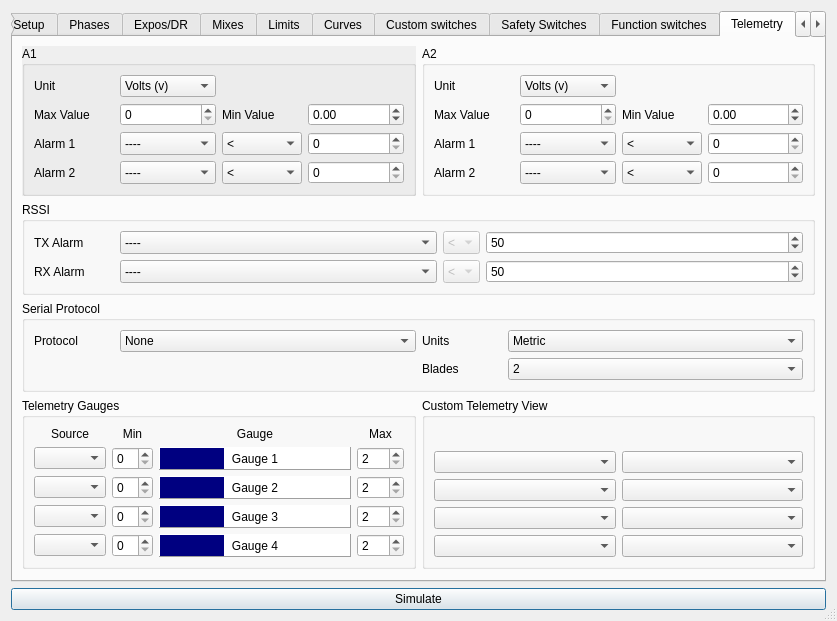
Above: src/modeledit.ui from roberto1903/companion9x before the change. Below: the same form after it.
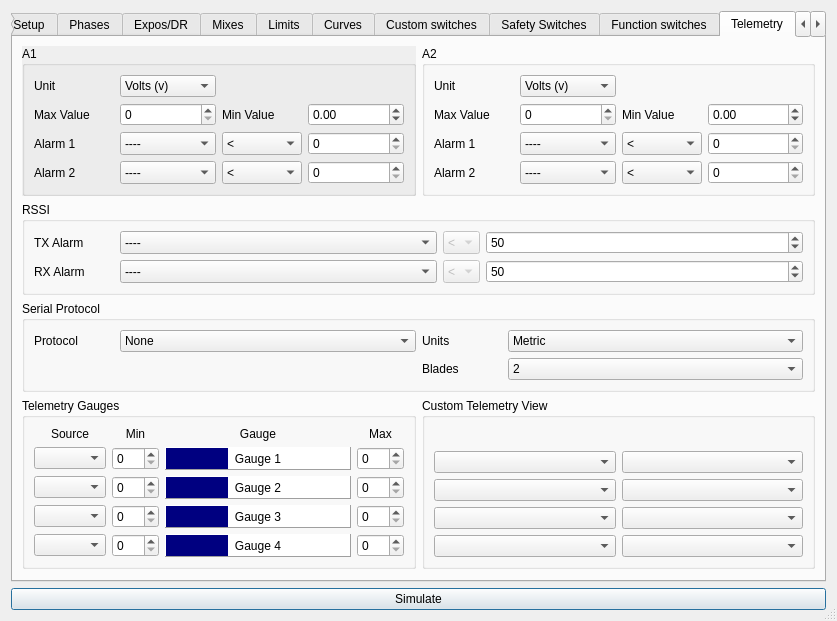
That is the form after the change. Icons and pictures are not drawn.

Commit message: Better handling of telemetry bars....

Diff of the .ui file:
```diff
--- a/src/modeledit.ui
+++ b/src/modeledit.ui
@@ -10189,74 +10189,6 @@
             <item row="4" column="0">
              <widget class="QComboBox" name="telBarCB_4"/>
             </item>
-            <item row="1" column="1">
-             <widget class="QSpinBox" name="telMinSB_1">
-              <property name="maximum">
-               <number>98</number>
-              </property>
-             </widget>
-            </item>
-            <item row="2" column="1">
-             <widget class="QSpinBox" name="telMinSB_2">
-              <property name="maximum">
-               <number>98</number>
-              </property>
-             </widget>
-            </item>
-            <item row="3" column="1">
-             <widget class="QSpinBox" name="telMinSB_3">
-              <property name="maximum">
-               <number>98</number>
-              </property>
-             </widget>
-            </item>
-            <item row="4" column="1">
-             <widget class="QSpinBox" name="telMinSB_4">
-              <property name="maximum">
-               <number>98</number>
-              </property>
-             </widget>
-            </item>
-            <item row="1" column="3">
-             <widget class="QSpinBox" name="telMaxSB_1">
-              <property name="minimum">
-               <number>2</number>
-              </property>
-              <property name="maximum">
-               <number>100</number>
-              </property>
-             </widget>
-            </item>
-            <item row="2" column="3">
-             <widget class="QSpinBox" name="telMaxSB_2">
-              <property name="minimum">
-               <number>2</number>
-              </property>
-              <property name="maximum">
-               <number>100</number>
-              </property>
-             </widget>
-            </item>
-            <item row="3" column="3">
-             <widget class="QSpinBox" name="telMaxSB_3">
-              <property name="minimum">
-               <number>2</number>
-              </property>
-              <property name="maximum">
-               <number>100</number>
-              </property>
-             </widget>
-            </item>
-            <item row="4" column="3">
-             <widget class="QSpinBox" name="telMaxSB_4">
-              <property name="minimum">
-               <number>2</number>
-              </property>
-              <property name="maximum">
-               <number>100</number>
-              </property>
-             </widget>
-            </item>
             <item row="0" column="0">
              <widget class="QLabel" name="label_265">
               <property name="text">
@@ -10297,6 +10229,62 @@
               </property>
              </widget>
             </item>
+            <item row="1" column="1">
+             <widget class="QDoubleSpinBox" name="telMinSB_1">
+              <property name="decimals">
+               <number>0</number>
+              </property>
+             </widget>
+            </item>
+            <item row="4" column="3">
+             <widget class="QDoubleSpinBox" name="telMaxSB_4">
+              <property name="decimals">
+               <number>0</number>
+              </property>
+             </widget>
+            </item>
+            <item row="3" column="3">
+             <widget class="QDoubleSpinBox" name="telMaxSB_3">
+              <property name="decimals">
+               <number>0</number>
+              </property>
+             </widget>
+            </item>
+            <item row="2" column="3">
+             <widget class="QDoubleSpinBox" name="telMaxSB_2">
+              <property name="decimals">
+               <number>0</number>
+              </property>
+             </widget>
+            </item>
+            <item row="1" column="3">
+             <widget class="QDoubleSpinBox" name="telMaxSB_1">
+              <property name="decimals">
+               <number>0</number>
+              </property>
+             </widget>
+            </item>
+            <item row="4" column="1">
+             <widget class="QDoubleSpinBox" name="telMinSB_4">
+              <property name="decimals">
+               <number>0</number>
+              </property>
+             </widget>
+            </item>
+            <item row="3" column="1">
+             <widget class="QDoubleSpinBox" name="telMinSB_3">
+              <property name="decimals">
+               <number>0</number>
+              </property>
+             </widget>
+            </item>
+            <item row="2" column="1">
+             <widget class="QDoubleSpinBox" name="telMinSB_2">
+              <property name="decimals">
+               <number>0</number>
+              </property>
+             </widget>
+            </item>
            </layout>
           </widget>
          </item>
```
The commit also changes 2 other files.
